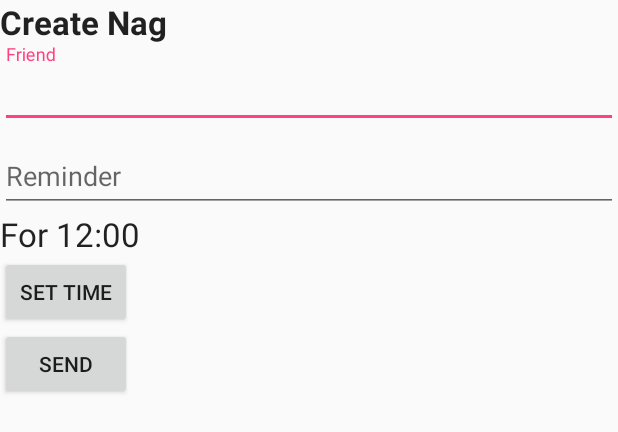
After one commit to lilianluong16/SendNags, an Android app: the layout activity_send.xml on its own in the app's theme, with its tools: preview values and no code run, on a phone screen of 412 x 824 dp. The commit adds this screen. Shown: the top 432 px of the screen. Run offline under Robolectric (Android 15) with nearby library versions, the phone set to English and light mode, and no system bars.

Commit message:
created UI/submission for send nag

```diff
--- a/app/src/main/java/com/lilian/firestore/firestoretest/LoginActivity.java
+++ b/app/src/main/java/com/lilian/firestore/firestoretest/LoginActivity.java
@@ -186,7 +186,7 @@ public class LoginActivity extends AppCompatActivity implements View.OnClickList
             });
 
             Log.d(TAG, "changing activity");
-            Intent startIntent = new Intent(this, AddFriendsActivity.class);
+            Intent startIntent = new Intent(this, SendActivity.class);
             startIntent.addFlags(Intent.FLAG_ACTIVITY_NEW_TASK);
             startActivity(startIntent);
         }
--- a/app/src/main/java/com/lilian/firestore/firestoretest/RemindersActivity.java
+++ b/app/src/main/java/com/lilian/firestore/firestoretest/RemindersActivity.java
@@ -14,6 +14,7 @@ public class RemindersActivity extends AppCompatActivity {
     private RecyclerView.Adapter mAdapter;
     private RecyclerView.LayoutManager mLayoutManager;
     private FirebaseUser mUser;
+
 
     @Override
     protected void onCreate(Bundle savedInstanceState) {
--- /dev/null
+++ b/app/src/main/res/layout/activity_send.xml
@@ -0,0 +1,69 @@
+<?xml version="1.0" encoding="utf-8"?>
+<RelativeLayout xmlns:android="http://schemas.android.com/apk/res/android"
+    xmlns:app="http://schemas.android.com/apk/res-auto"
+    xmlns:tools="http://schemas.android.com/tools"
+    android:layout_width="match_parent"
+    android:layout_height="match_parent"
+    tools:context=".SendActivity">
+
+    <TextView
+        android:id="@+id/send_title_label"
+        android:text="Create Nag"
+        android:layout_width="wrap_content"
+        android:layout_height="wrap_content"
+        android:textStyle="bold"
+        android:textAppearance="@android:style/TextAppearance.Large"
+        />
+
+    <android.support.design.widget.TextInputLayout
+        android:id="@+id/input_layout_target"
+        android:layout_width="match_parent"
+        android:layout_height="wrap_content"
+        android:layout_below="@id/send_title_label">
+
+        <AutoCompleteTextView
+            android:id="@+id/input_target"
+            android:layout_width="match_parent"
+            android:layout_height="wrap_content"
+            android:hint="Friend" />
+
+    </android.support.design.widget.TextInputLayout>
+
+
+    <android.support.design.widget.TextInputLayout
+        android:id="@+id/input_layout_message"
+        android:layout_width="match_parent"
+        android:layout_height="wrap_content"
+        android:layout_below="@id/input_layout_target">
+
+        <EditText
+            android:id="@+id/input_message"
+            android:layout_width="match_parent"
+            android:layout_height="wrap_content"
+            android:hint="Reminder" />
+
+    </android.support.design.widget.TextInputLayout>
+
+    <TextView
+        android:layout_width="wrap_content"
+        android:layout_height="wrap_content"
+        android:textAppearance="@android:style/TextAppearance.Large"
+        android:id="@+id/send_time_display"
+        android:layout_below="@id/input_layout_message"
+        android:text="For 12:00"/>
+
+    <Button
+        android:layout_width="wrap_content"
+        android:layout_height="wrap_content"
+        android:text="Set Time"
+        android:id="@+id/send_time_button"
+        android:layout_below="@id/send_time_display"/>
+
+    <Button
+        android:layout_width="wrap_content"
+        android:layout_height="wrap_content"
+        android:text="Send"
+        android:id="@+id/send_nag_button"
+        android:layout_below="@id/send_time_button"/>
+
+</RelativeLayout>
```
Also changed, not shown: app/src/main/AndroidManifest.xml (+7 -2 lines), app/src/main/java/com/lilian/firestore/firestoretest/SendActivity.java (added, +150 -0 lines).
